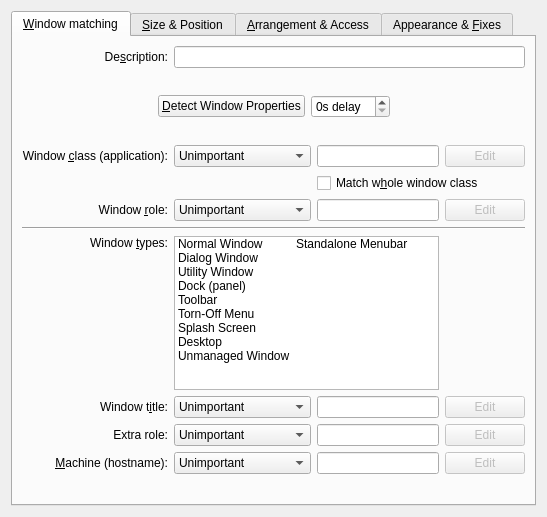
Above: kcmkwin/kwinrules/ruleswidgetbase.ui from KDE/kwin before the change. Below: the same form after it.
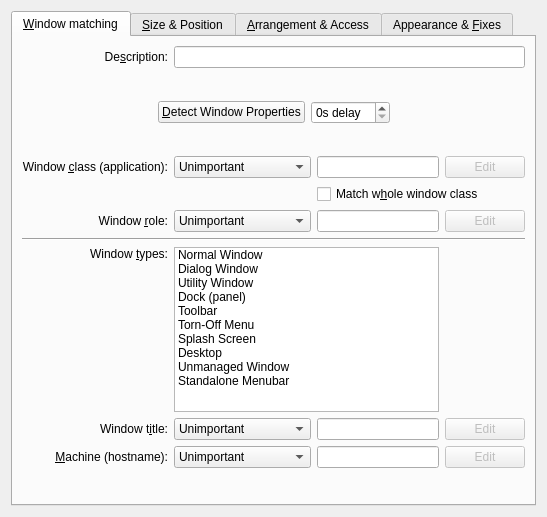
That is the form after the change. Custom widgets are drawn as their Qt base class.

Commit message:
4.7 backportable rules ui fixes
remove uncertain "extra role" match
fix shortcut editor s/s connection

```diff
--- a/kcmkwin/kwinrules/ruleswidgetbase.ui
+++ b/kcmkwin/kwinrules/ruleswidgetbase.ui
@@ -226,59 +226,6 @@
         </widget>
        </item>
        <item row="11" column="0">
-        <widget class="QLabel" name="textLabel6">
-         <property name="text">
-          <string>Extra role:</string>
-         </property>
-         <property name="alignment">
-          <set>Qt::AlignRight|Qt::AlignTrailing|Qt::AlignVCenter</set>
-         </property>
-         <property name="wordWrap">
-          <bool>false</bool>
-         </property>
-         <property name="buddy">
-          <cstring>extra</cstring>
-         </property>
-        </widget>
-       </item>
-       <item row="11" column="1">
-        <widget class="KComboBox" name="extra_match">
-         <item>
-          <property name="text">
-           <string>Unimportant</string>
-          </property>
-         </item>
-         <item>
-          <property name="text">
-           <string>Exact Match</string>
-          </property>
-         </item>
-         <item>
-          <property name="text">
-           <string>Substring Match</string>
-          </property>
-         </item>
-         <item>
-          <property name="text">
-           <string>Regular Expression</string>
-          </property>
-         </item>
-        </widget>
-       </item>
-       <item row="11" column="4">
-        <widget class="KPushButton" name="edit_reg_extra">
-         <property name="enabled">
-          <bool>false</bool>
-         </property>
-         <property name="text">
-          <string>Edit</string>
-         </property>
-         <property name="shortcut">
-          <string/>
-         </property>
-        </widget>
-       </item>
-       <item row="12" column="0">
         <widget class="QLabel" name="textLabel7">
          <property name="text">
           <string>&amp;Machine (hostname):</string>
@@ -294,7 +241,7 @@
          </property>
         </widget>
        </item>
-       <item row="12" column="1">
+       <item row="11" column="1">
         <widget class="KComboBox" name="machine_match">
          <item>
           <property name="text">
@@ -318,7 +265,7 @@
          </item>
         </widget>
        </item>
-       <item row="12" column="4">
+       <item row="11" column="4">
         <widget class="KPushButton" name="edit_reg_machine">
          <property name="enabled">
           <bool>false</bool>
@@ -331,7 +278,7 @@
          </property>
         </widget>
        </item>
-       <item row="13" column="0" colspan="5">
+       <item row="12" column="0" colspan="5">
         <spacer name="verticalSpacer">
          <property name="orientation">
           <enum>Qt::Vertical</enum>
@@ -344,11 +291,8 @@
          </property>
         </spacer>
        </item>
-       <item row="12" column="2" colspan="2">
-        <widget class="KLineEdit" name="machine"/>
-       </item>
        <item row="11" column="2" colspan="2">
-        <widget class="KLineEdit" name="extra"/>
+        <widget class="KLineEdit" name="machine"/>
        </item>
        <item row="10" column="2" colspan="2">
         <widget class="KLineEdit" name="title"/>
@@ -2518,21 +2462,21 @@
   </layout>
  </widget>
  <customwidgets>
-  <customwidget>
-   <class>KPushButton</class>
-   <extends>QPushButton</extends>
-   <header>kpushbutton.h</header>
-  </customwidget>
-  <customwidget>
-   <class>KLineEdit</class>
-   <extends>QLineEdit</extends>
-   <header>klineedit.h</header>
-  </customwidget>
   <customwidget>
    <class>KComboBox</class>
    <extends>QComboBox</extends>
    <header>kcombobox.h</header>
   </customwidget>
+  <customwidget>
+   <class>KLineEdit</class>
+   <extends>QLineEdit</extends>
+   <header>klineedit.h</header>
+  </customwidget>
+  <customwidget>
+   <class>KPushButton</class>
+   <extends>QPushButton</extends>
+   <header>kpushbutton.h</header>
+  </customwidget>
   <customwidget>
    <class>KRestrictedLine</class>
    <extends>KLineEdit</extends>
```
Left out of the diff: 109 changed lines with no effect on the pictures. The commit also changes 7 other files.
